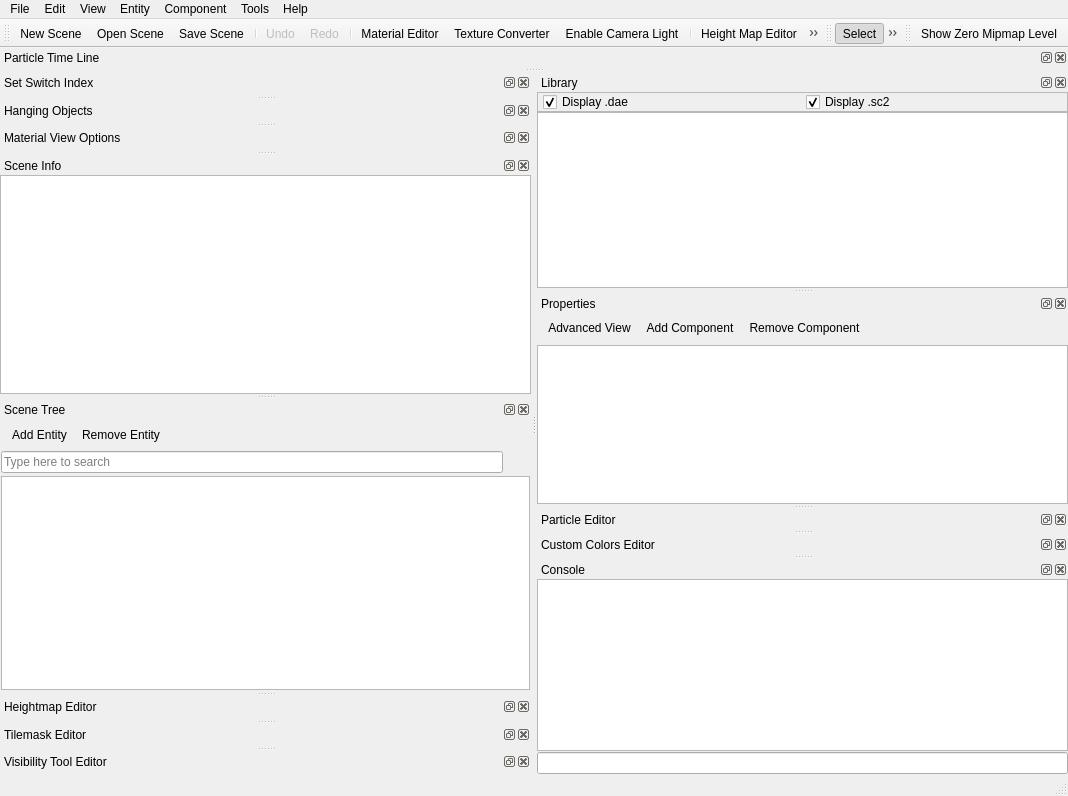
Old version of the form Tools/ResourceEditor/DataQt/mainwindow.ui in the repository xaoctech/dava.engine.
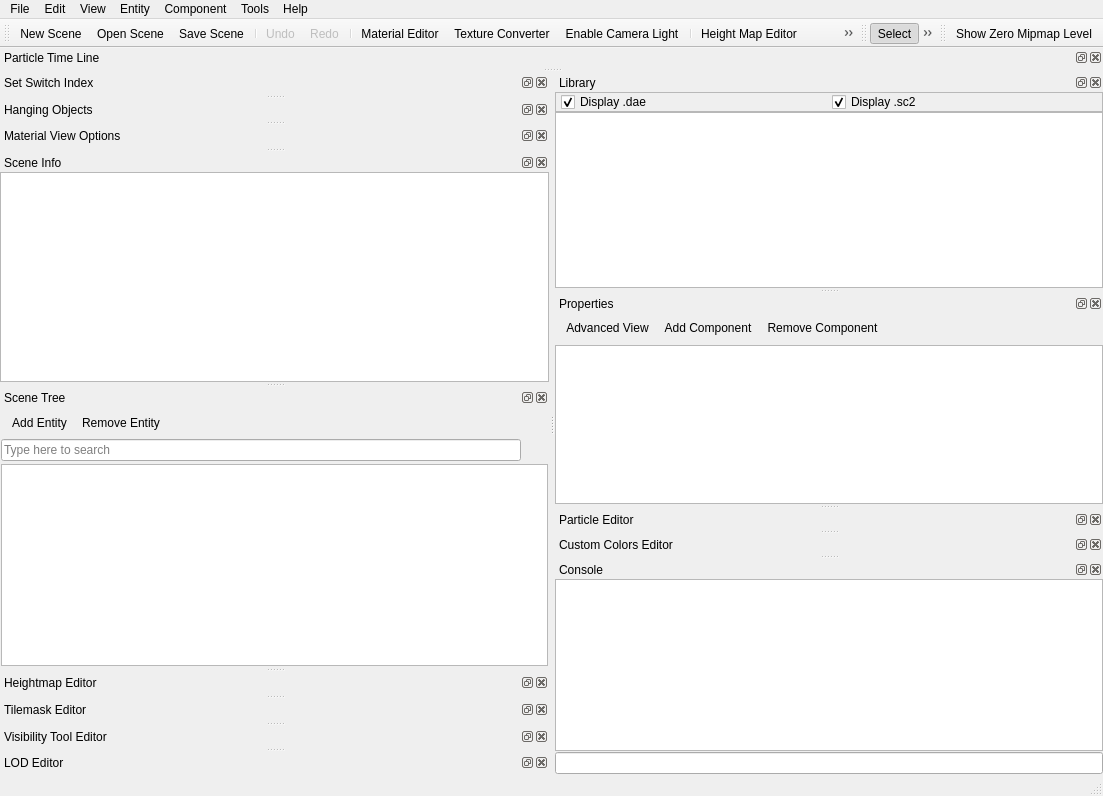
New version of the form. Icons and pictures are not drawn. Custom widgets are drawn as their Qt base class.

Commit message: [DF-1519] Added LODEditor Widget

The edit to the form file:
```diff
--- a/Tools/ResourceEditor/DataQt/mainwindow.ui
+++ b/Tools/ResourceEditor/DataQt/mainwindow.ui
@@ -6,7 +6,7 @@
    <rect>
     <x>0</x>
     <y>0</y>
-    <width>1068</width>
+    <width>1103</width>
     <height>796</height>
    </rect>
   </property>
@@ -237,7 +237,7 @@
     <rect>
      <x>0</x>
      <y>0</y>
-     <width>1068</width>
+     <width>1103</width>
      <height>22</height>
     </rect>
    </property>
@@ -824,6 +824,15 @@
     </layout>
    </widget>
   </widget>
+  <widget class="QDockWidget" name="dockLODEditor">
+   <property name="windowTitle">
+    <string>LOD Editor</string>
+   </property>
+   <attribute name="dockWidgetArea">
+    <number>1</number>
+   </attribute>
+   <widget class="LODEditor" name="dockLODEditorContent"/>
+  </widget>
   <action name="actionNewScene">
    <property name="icon">
     <iconset resource="QtIcons.qrc">
@@ -1545,6 +1554,11 @@
    <header>DockSceneTree/SceneTree.h</header>
    <container>1</container>
   </customwidget>
+  <customwidget>
+   <class>ConsoleView</class>
+   <extends>QPlainTextEdit</extends>
+   <header>DockConsole/ConsoleView.h</header>
+  </customwidget>
   <customwidget>
    <class>HeightmapEditorPropertiesView</class>
    <extends>QWidget</extends>
@@ -1563,17 +1577,18 @@
    <header>DockCustomColorsEditor/CustomColorsPropertiesView.h</header>
    <container>1</container>
   </customwidget>
-  <customwidget>
-   <class>ConsoleView</class>
-   <extends>QPlainTextEdit</extends>
-   <header>DockConsole/ConsoleView.h</header>
-  </customwidget>
   <customwidget>
    <class>VisibilityToolPropertiesView</class>
    <extends>QWidget</extends>
    <header>DockVisibilityToolEditor/VisibilityToolPropertiesView.h</header>
    <container>1</container>
   </customwidget>
+  <customwidget>
+   <class>LODEditor</class>
+   <extends>QWidget</extends>
+   <header>DockLODEditor/LODEditor.h</header>
+   <container>1</container>
+  </customwidget>
  </customwidgets>
  <resources>
   <include location="QtIcons.qrc"/>
```
The commit also changes 10 other files.
